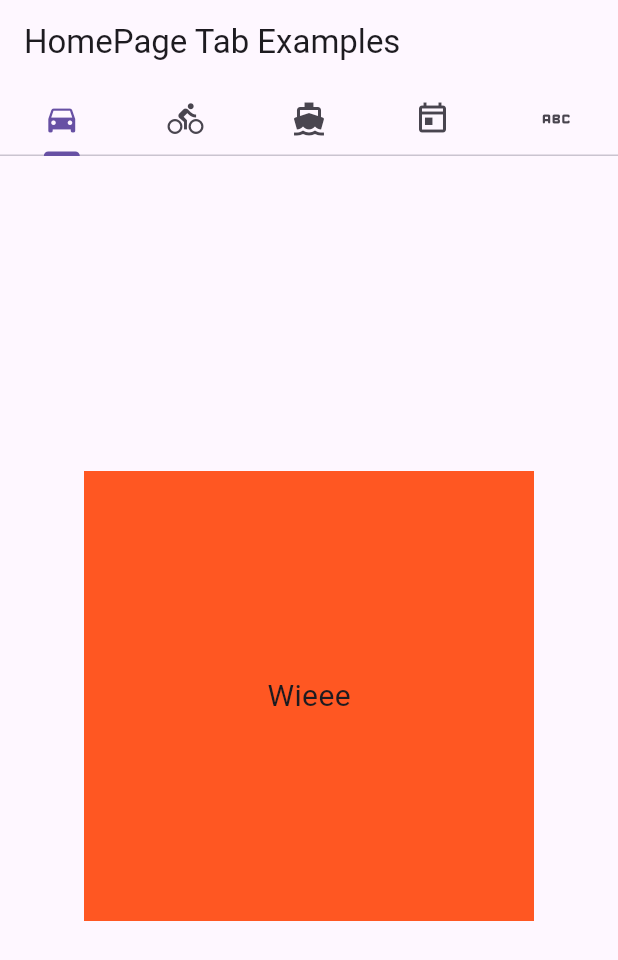
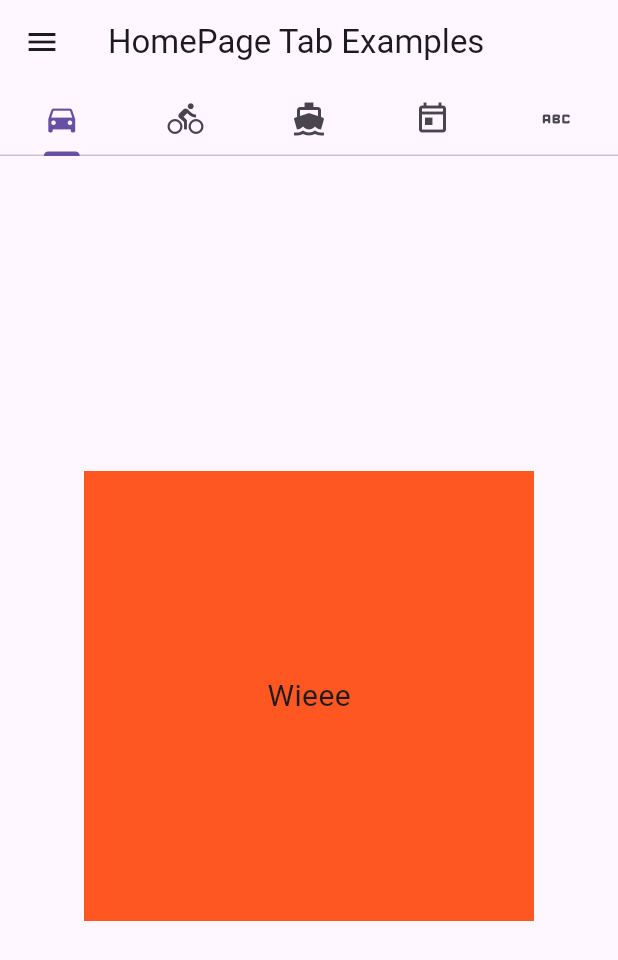
Before and after one commit to Ashiyooo/Navigation-and-Routing-Example, a Flutter app: the screen it shows after launch, on a phone screen of 412 x 824 dp. Shown: the top 960 px of the screen. Run offline on Flutter 3.47's test engine with Material 3 defaults, Android fonts, the phone set to English and light mode, and no system bars.

Commit message:
Added drawer to the home page and back button to page2

```diff
--- a/lib/homepage.dart
+++ b/lib/homepage.dart
@@ -9,6 +9,7 @@ UP aims to achieve this through its General Education program, one that develops
 //Tab Example
 class HomePage extends StatelessWidget {
   const HomePage({super.key});
+
 
   @override
   Widget build(BuildContext context) {
@@ -40,6 +41,21 @@ class HomePage extends StatelessWidget {
               )
             ),
           ]
+        ),
+      drawer: Drawer(
+        child: ListView(
+          padding: EdgeInsets.all(10),
+          children: [
+              const DrawerHeader(child: Text("Menu")),
+              ListTile(
+                title: const Text('Hi?'),
+                onTap: (){
+                  ScaffoldMessenger.of(context).showSnackBar(SnackBar(content: Text("Hewwo")));
+                  Navigator.pop(context);
+                },
+              )
+            ],
+          )
         ),
       )
     );
```
Also changed, not shown: lib/page2.dart (+8 -2 lines), lib/todo.dart (line endings or trailing spaces).
